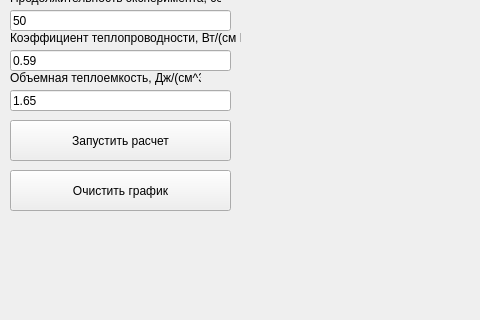
The window that program/nmmp/mainwindow.ui (nbarskov/NMMP) describes before a commit, drawn with Qt 5; both pictures show x 0 to 480 and y 280 to 600 of the 800 by 600 pixel window.
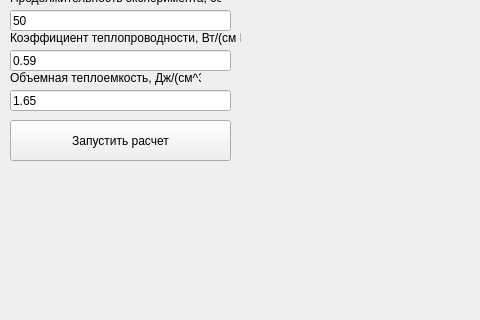
The same window after the commit. Custom widgets are drawn as their Qt base class.

Patch:
```diff
--- a/program/nmmp/mainwindow.ui
+++ b/program/nmmp/mainwindow.ui
@@ -282,22 +282,6 @@
      <bool>false</bool>
     </property>
    </widget>
-   <widget class="QPushButton" name="clear_graph_button">
-    <property name="geometry">
-     <rect>
-      <x>10</x>
-      <y>450</y>
-      <width>221</width>
-      <height>41</height>
-     </rect>
-    </property>
-    <property name="text">
-     <string>Очистить график</string>
-    </property>
-    <property name="checkable">
-     <bool>false</bool>
-    </property>
-   </widget>
    <widget class="QCustomPlot" name="qcustomplot" native="true">
     <property name="geometry">
      <rect>
```
